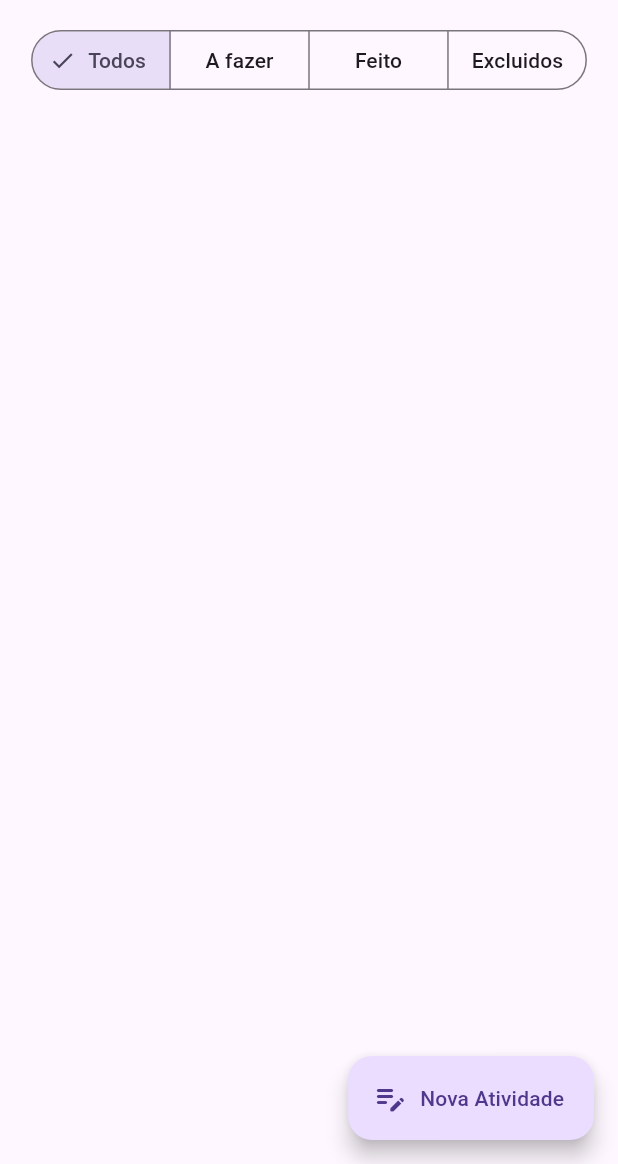
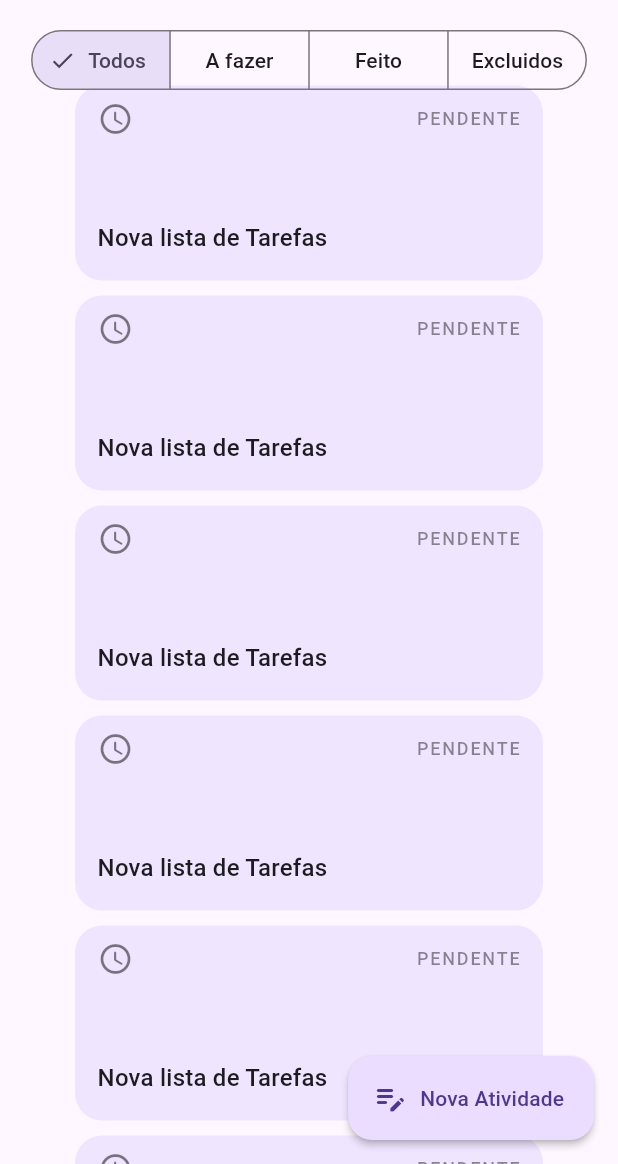
Before and after one commit to antonioalberto-dev/listinha_app, a Flutter app: the screen it shows after launch, after a tap on "Todos", on a phone screen of 412 x 824 dp, the part 72-1236 px from its top. Run offline on Flutter 3.47's test engine with Material 3 defaults, Android fonts, the phone set to English and light mode, and no system bars; our stand-ins replace dynamic_color, flutter_modular, google_fonts, realm; generated files the repository leaves out were written again.

Commit message:
feat: customizando widget TaskCard

```diff
--- a/lib/src/modules/home/home_page.dart
+++ /dev/null
@@ -1,63 +0,0 @@
-import 'package:flutter/material.dart';
-import 'package:listinha/src/modules/home/widgets/custom_drawer.dart';
-import 'package:listinha/src/modules/home/widgets/user_image_button.dart';
-
-class HomePage extends StatefulWidget {
-  const HomePage({super.key});
-
-  @override
-  State<HomePage> createState() => _HomePageState();
-}
-
-class _HomePageState extends State<HomePage> {
-  @override
-  Widget build(BuildContext context) {
-    return Scaffold(
-      appBar: AppBar(
-        title: const Text('LISTINHA'),
-        actions: const [
-          UserImageButton(),
-        ],
-      ),
-      drawer: const CustomDrawer(),
-      floatingActionButton: FloatingActionButton.extended(
-        label: const Text('Nova Atividade'),
-        icon: const Icon(Icons.edit_note_rounded),
-        onPressed: () {
-          Navigator.of(context).pushNamed('./edit');
-        },
-      ),
-      body: Center(
-        child: Padding(
-          padding: const EdgeInsets.all(8),
-          child: Column(
-            children: [
-              SegmentedButton<int>(
-                segments: const [
-                  ButtonSegment(
-                    value: 0,
-                    label: Text('Todos'),
-                  ),
-                  ButtonSegment(
-                    value: 1,
-                    label: Text('A fazer'),
-                  ),
-                  ButtonSegment(
-                    value: 2,
-                    label: Text('Feito'),
-                  ),
-                  ButtonSegment(
-                    value: 3,
-                    label: Text('Excluidos'),
-                  ),
-                ],
-                selected: const {0},
-                onSelectionChanged: (values) {},
-              ),
-            ],
-          ),
-        ),
-      ),
-    );
-  }
-}
--- a/lib/src/modules/home/home_module.dart
+++ b/lib/src/modules/home/pages/home/home_module.dart
@@ -1,13 +1,13 @@
 import 'package:flutter_modular/flutter_modular.dart';
-import 'package:listinha/src/modules/home/home_page.dart';
 import 'package:listinha/src/modules/home/pages/edit/edit_page.dart';
+import 'package:listinha/src/modules/home/pages/home/home_page.dart';
 
 class HomeModule extends Module {
   @override
-  void binds(i) {}
+  void binds(Injector i) {}
 
   @override
-  void routes(r) {
+  void routes(RouteManager r) {
     r
       ..child(
         '/',
--- /dev/null
+++ b/lib/src/modules/home/pages/home/home_page.dart
@@ -0,0 +1,92 @@
+import 'package:flutter/material.dart';
+import 'package:listinha/src/modules/home/pages/home/widgets/custom_drawer.dart';
+import 'package:listinha/src/modules/home/pages/home/widgets/task_card.dart';
+import 'package:listinha/src/modules/home/pages/home/widgets/user_image_button.dart';
+import 'package:listinha/src/shared/services/realm/models/task/task_model.dart';
+import 'package:realm/realm.dart';
+
+class HomePage extends StatefulWidget {
+  const HomePage({super.key});
+
+  @override
+  State<HomePage> createState() => _HomePageState();
+}
+
+class _HomePageState extends State<HomePage> {
+  final paddingLeftRight = 50.0;
+  @override
+  Widget build(BuildContext context) {
+    return Scaffold(
+      appBar: AppBar(
+        title: const Text('LISTINHA'),
+        actions: const [
+          UserImageButton(),
+        ],
+      ),
+      drawer: const CustomDrawer(),
+      floatingActionButton: FloatingActionButton.extended(
+        elevation: 2,
+        label: const Text('Nova Atividade'),
+        icon: const Icon(Icons.edit_note_rounded),
+        onPressed: () {
+          Navigator.of(context).pushNamed('./edit');
+        },
+      ),
+      body: Center(
+        child: Stack(
+          children: [
+            Padding(
+              padding: const EdgeInsets.only(top: 4),
+              child: ListView.separated(
+                padding: EdgeInsets.only(
+                  top: 45,
+                  left: paddingLeftRight,
+                  right: paddingLeftRight,
+                  bottom: 90,
+                ),
+                itemBuilder: (_, index) {
+                  final board = TaskBoard(Uuid.v4(), 'Nova lista de Tarefas');
+                  return TaskCard(
+                    board: board,
+                  );
+                },
+                separatorBuilder: (context, index) {
+                  return const SizedBox(height: 10);
+                },
+                itemCount: 20,
+              ),
+            ),
+            Align(
+              alignment: Alignment.topCenter,
+              child: Padding(
+                padding: const EdgeInsets.only(top: 8),
+                child: SegmentedButton<int>(
+                  segments: const [
+                    ButtonSegment(
+                      value: 0,
+                      label: Text('Todos'),
+                    ),
+                    ButtonSegment(
+                      value: 1,
+                      label: Text('A fazer'),
+                    ),
+                    ButtonSegment(
+                      value: 2,
+                      label: Text('Feito'),
+                    ),
+                    ButtonSegment(
+                      value: 3,
+                      label: Text('Excluidos'),
+                    ),
+                  ],
+                  selected: const {0},
+                  onSelectionChanged: (values) {},
+                ),
+              ),
+            ),
+          ],
+        ),
+      ),
+    );
+  }
+}
--- /dev/null
+++ b/lib/src/modules/home/pages/home/widgets/task_card.dart
@@ -0,0 +1,116 @@
+import 'package:flutter/material.dart';
+import 'package:listinha/src/shared/services/realm/models/task/task_model.dart';
+
+enum TaskCardStatus {
+  pending(icon: Icons.access_time_rounded, text: 'Pendente'),
+  done(icon: Icons.done_rounded, text: 'Concluida'),
+  disable(icon: Icons.do_not_disturb_alt_outlined, text: 'Desativada');
+
+  final IconData icon;
+  final String text;
+
+  const TaskCardStatus({required this.icon, required this.text});
+}
+
+class TaskCard extends StatelessWidget {
+  final TaskBoard board;
+  final double height;
+  const TaskCard({super.key, required this.board, this.height = 130.0});
+
+  double getProgress(List<Task> tasks) {
+    if (tasks.isEmpty) return 0;
+    final completes = tasks.where((task) => task.done).length;
+    return completes / tasks.length;
+  }
+
+  String getProgressText(List<Task> tasks) {
+    final completes = tasks.where((task) => task.done).length;
+    return '$completes / ${tasks.length}';
+  }
+
+  TaskCardStatus getTaskStatus(TaskBoard board, double progress) {
+    if (board.enable) return TaskCardStatus.pending;
+    if (progress < 1.0) return TaskCardStatus.done;
+    return TaskCardStatus.pending;
+  }
+
+  Color getCardBackgroundColor(TaskCardStatus status, ThemeData theme) {
+    switch (status) {
+      case TaskCardStatus.pending:
+        return theme.colorScheme.primaryContainer;
+      case TaskCardStatus.done:
+        return theme.colorScheme.tertiaryContainer;
+      case TaskCardStatus.disable:
+        return theme.colorScheme.errorContainer;
+    }
+  }
+
+  @override
+  Widget build(BuildContext context) {
+    final theme = Theme.of(context);
+    final textTheme = theme.textTheme;
+
+    final progress = getProgress(board.tasks);
+    final status = getTaskStatus(board, progress);
+    final icon = status.icon;
+    final title = board.title;
+    final tasksDone = getProgressText(board.tasks);
+    final backgroundColorCard = getCardBackgroundColor(status, theme);
+
+    return Container(
+      height: height,
+      decoration: BoxDecoration(
+        color: backgroundColorCard.withOpacity(0.7),
+        borderRadius: BorderRadius.circular(18),
+      ),
+      padding: const EdgeInsets.symmetric(
+        vertical: 10,
+        horizontal: 15,
+      ),
+      child: Column(
+        crossAxisAlignment: CrossAxisAlignment.start,
+        children: [
+          Row(
+            children: [
+              Icon(
+                icon,
+                color: theme.iconTheme.color?.withOpacity(0.5),
+              ),
+              const Spacer(),
+              Text(
+                status.text.toUpperCase(),
+                style: textTheme.bodySmall?.copyWith(
+                  fontWeight: FontWeight.w500,
+                  letterSpacing: 1.2,
+                  color: textTheme.bodySmall?.color?.withOpacity(0.5),
+                ),
+              ),
+            ],
+          ),
+          const Spacer(),
+          Text(
+            title,
+            style: textTheme.titleMedium,
+          ),
+          const SizedBox(height: 6),
+          if (board.tasks.isNotEmpty)
+            Column(
+              crossAxisAlignment: CrossAxisAlignment.start,
+              mainAxisSize: MainAxisSize.min,
+              children: [
+                LinearProgressIndicator(
+                  value: getProgress(board.tasks),
+                  color: backgroundColorCard,
+                ),
+                const SizedBox(height: 6),
+                Text(
+                  tasksDone,
+                  style: textTheme.bodyMedium,
+                ),
+              ],
+            )
+        ],
+      ),
+    );
+  }
+}
--- a/lib/src/shared/app_module.dart
+++ b/lib/src/shared/app_module.dart
@@ -1,7 +1,7 @@
 import 'package:flutter_modular/flutter_modular.dart';
 import 'package:listinha/src/modules/configuration/configuration_page.dart';
 import 'package:listinha/src/modules/configuration/services/configuration_service.dart';
-import 'package:listinha/src/modules/home/home_module.dart';
+import 'package:listinha/src/modules/home/pages/home/home_module.dart';
 import 'package:listinha/src/shared/store/app_store.dart';
 import 'package:realm/realm.dart';
 
@@ -9,7 +9,7 @@ import 'services/realm/realm_config.dart';
 
 class AppModule extends Module {
   @override
-  void binds(i) {
+  void binds(Injector i) {
     i
       ..addSingleton(AppStore.new)
       ..add<ConfigurationService>(ConfigurationServiceImpl.new)
@@ -17,7 +17,7 @@ class AppModule extends Module {
   }
 
   @override
-  void routes(r) {
+  void routes(RouteManager r) {
     r
       ..child(
         '/config',
--- a/lib/src/shared/themes/themes.dart
+++ b/lib/src/shared/themes/themes.dart
@@ -15,6 +15,8 @@ final lightTheme = ThemeData(
     titleLarge: GoogleFonts.poppins(),
     labelLarge: GoogleFonts.poppins(fontSize: 12),
     bodyLarge: GoogleFonts.poppins(fontSize: 16),
+    bodyMedium: GoogleFonts.poppins(fontSize: 12),
+    bodySmall: GoogleFonts.poppins(fontSize: 10, fontWeight: FontWeight.w400),
   ),
   appBarTheme: AppBarTheme(
     centerTitle: true,
```
Also changed, not shown: lib/src/modules/configuration/configuration_page.dart (+5 -4 lines), lib/src/modules/home/pages/home/widgets/custom_drawer.dart (renamed from lib/src/modules/home/widgets/custom_drawer.dart), lib/src/modules/home/pages/home/widgets/user_image_button.dart (renamed from lib/src/modules/home/widgets/user_image_button.dart), 1 other file.
